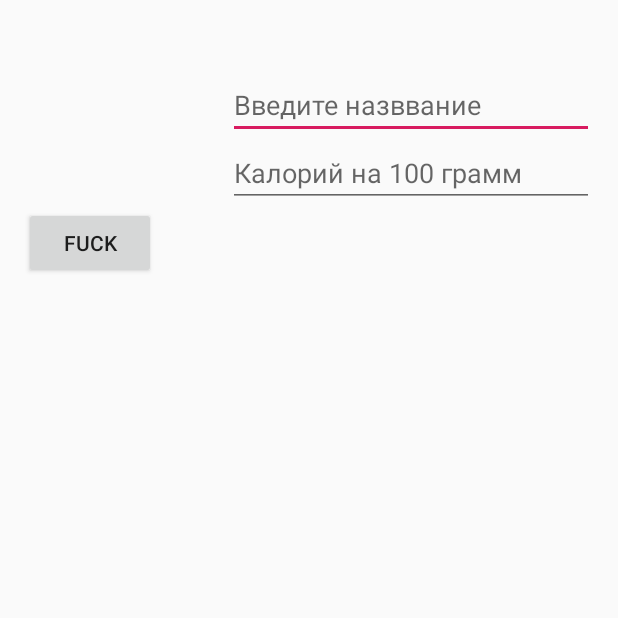
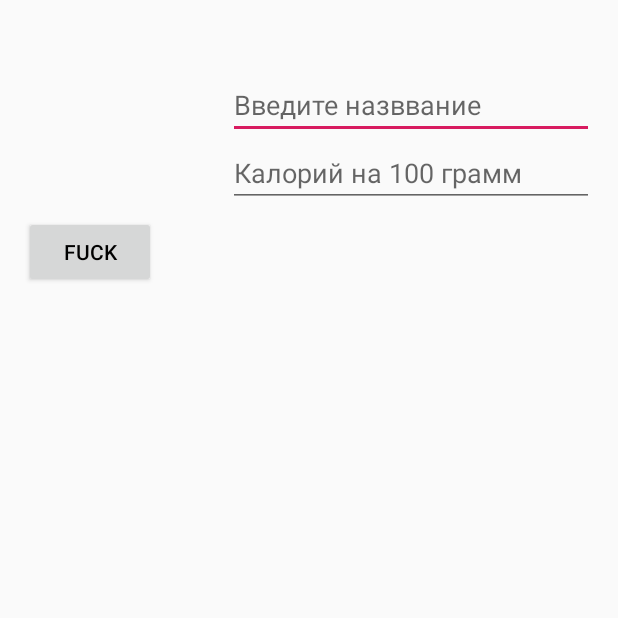
Before and after one commit to BoZliPraiseTheSun/Cheat, an Android app: the AddNewProduct screen opened directly, with no data from a screen before it, on a phone screen of 412 x 824 dp, the top half of it. Run offline under Robolectric (Android 15) with nearby library versions, the phone set to English and light mode, and no system bars; libraries missing offline, so code that uses them is left out: com.soundcloud.android.

Commit message:
Refactor XML file

```diff
--- a/app/src/main/res/layout/activity_add_new_product.xml
+++ b/app/src/main/res/layout/activity_add_new_product.xml
@@ -11,7 +11,7 @@
     <ImageView
             android:layout_width="0dp"
             android:layout_height="0dp"
-            app:layout_constraintHorizontal_weight="6"
+            app:layout_constraintHorizontal_weight="1"
             app:layout_constraintDimensionRatio="1:1"
             app:layout_constraintTop_toTopOf="parent"
             app:layout_constraintStart_toStartOf="parent"
@@ -19,10 +19,8 @@
             android:id="@+id/image_from_camera"/>
 
     <EditText
-            android:layout_width="0dp"
-            android:layout_height="wrap_content"
+            style="@style/AddProduct"
             android:inputType="textPersonName"
-            android:lines="1"
             android:hint="Введите назввание"
             app:layout_constraintBottom_toTopOf="@id/save_calorie_content"
             app:layout_constraintStart_toStartOf="@id/save_calorie_content"
@@ -30,21 +28,19 @@
             android:id="@+id/save_name_product"/>
 
     <EditText
-            android:layout_width="0dp"
-            android:layout_height="wrap_content"
-            android:hint="Калорий на 100 грамм"
+            style="@style/AddProduct"
             android:layout_marginStart="14dp"
             android:inputType="number"
-            android:lines="1"
-            app:layout_constraintHorizontal_weight="12"
+            android:hint="Калорий на 100 грамм"
+            app:layout_constraintHorizontal_weight="2"
             app:layout_constraintStart_toEndOf="@+id/image_from_camera"
             app:layout_constraintEnd_toEndOf="parent"
             app:layout_constraintBottom_toBottomOf="@id/image_from_camera"
             android:id="@+id/save_calorie_content"/>
 
     <Button
-            android:layout_width="wrap_content"
-            android:layout_height="wrap_content"
+            style="@style/PrimaryText"
+            android:layout_marginTop="6dp"
             android:text="fuck"
             app:layout_constraintStart_toStartOf="parent"
             app:layout_constraintTop_toBottomOf="@id/image_from_camera"
--- a/app/src/main/res/layout/list_product_view.xml
+++ b/app/src/main/res/layout/list_product_view.xml
@@ -19,10 +19,7 @@
             android:id="@+id/image_product_recycler"/>
 
     <TextView
-            android:layout_width="wrap_content"
-            android:layout_height="wrap_content"
-            android:textSize="14dp"
-            android:textColor="@color/colorGray"
+            style="@style/CalText"
             app:layout_constraintTop_toBottomOf="@id/image_product_recycler"
             app:layout_constraintStart_toStartOf="@id/image_product_recycler"
             app:layout_constraintEnd_toEndOf="@id/image_product_recycler"
--- a/app/src/main/res/values/styles.xml
+++ b/app/src/main/res/values/styles.xml
@@ -8,4 +8,42 @@
         <item name="colorAccent">@color/colorAccent</item>
     </style>
 
+    <style name="PrimaryText">
+        <item name="android:layout_width">wrap_content</item>
+        <item name="android:layout_height">wrap_content</item>
+        <item name="android:textColor">@color/colorBlack</item>
+    </style>
+
+    <style name="SecondaryText">
+        <item name="android:layout_width">wrap_content</item>
+        <item name="android:layout_height">wrap_content</item>
+        <item name="android:textColor">@color/colorGray</item>
+    </style>
+
+    <style name="CalNum" parent="PrimaryText">
+        <item name="android:textSize">24dp</item>
+    </style>
+
+    <style name="CalText" parent="SecondaryText">
+        <item name="android:textSize">14dp</item>
+    </style>
+
+    <style name="TextListener" parent="PrimaryText">
+        <item name="android:textSize">18dp</item>
+    </style>
+
+    <style name="AddProduct">
+        <item name="android:layout_width">0dp</item>
+        <item name="android:layout_height">wrap_content</item>
+        <item name="android:lines">1</item>
+    </style>
+
+    <style name="ProductEat" parent="SecondaryText">
+        <item name="android:textSize">16dp</item>
+    </style>
+
+    <style name="ProductEatView" parent="ProductEat">
+        <item name="android:layout_marginStart">4dp</item>
+    </style>
+
 </resources>
```
Also changed, not shown: app/src/main/java/com/example/cheat/ListProductsActivity.kt (+32 -14 lines), app/src/main/java/com/example/cheat/UserActivity.kt (+0 -7 lines), app/src/main/res/layout/activity_products_list.xml (+7 -27 lines), app/src/main/res/layout/activity_user.xml (+4 -18 lines), app/src/main/res/layout/list_product_eat_view.xml (+5 -21 lines).
